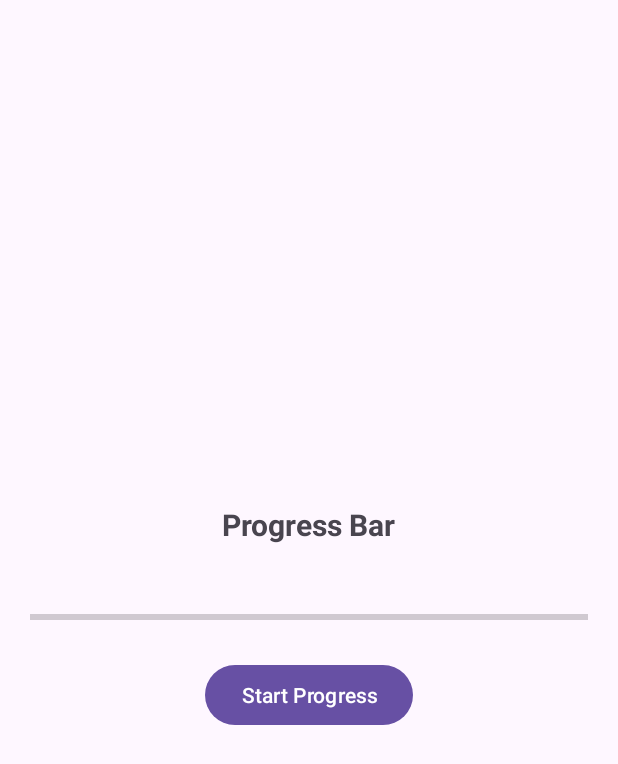
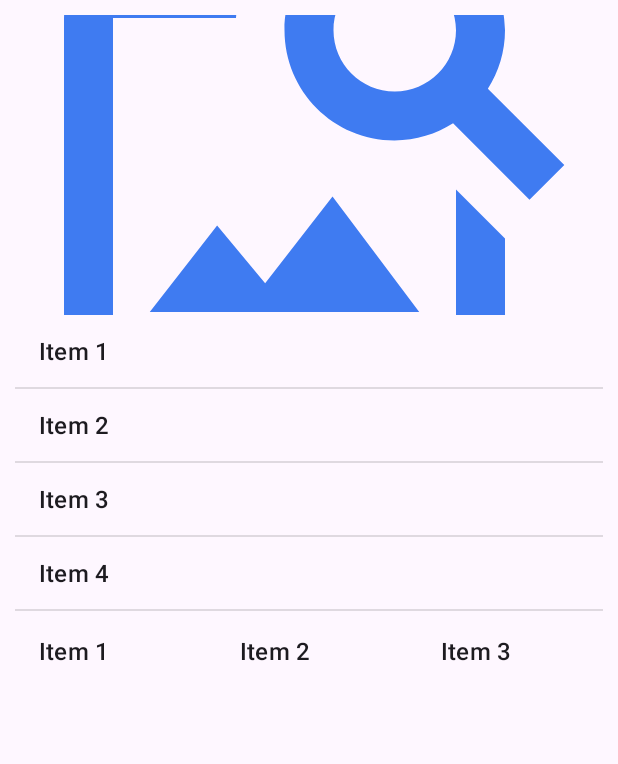
Before and after one commit to jackshakti/AndroidPractical, an Android app: the screen it shows after launch (ProgressBarClass before the commit, ListViewGridViewImageViewScrollView after it), on a phone screen of 412 x 824 dp. Shown: the top 764 px of the screen. Run offline under Robolectric (Android 15) with nearby library versions, the phone set to English and light mode, and no system bars.

```diff
--- a/app/src/main/java/com/android/practical/Checkbox.java
+++ b/app/src/main/java/com/android/practical/Checkbox.java
@@ -15,6 +15,7 @@ import androidx.core.view.WindowInsetsCompat;
 public class Checkbox extends AppCompatActivity {
 
     CheckBox checkBoxSports, checkBoxMusic, checkBoxMovies;
+
     Button btnSubmit;
 
     @Override
--- /dev/null
+++ b/app/src/main/java/com/android/practical/ListViewGridViewImageViewScrollView.java
@@ -0,0 +1,48 @@
+package com.android.practical;
+
+import android.os.Bundle;
+import android.widget.ArrayAdapter;
+import android.widget.GridView;
+import android.widget.ImageView;
+import android.widget.ListView;
+
+import androidx.activity.EdgeToEdge;
+import androidx.appcompat.app.AppCompatActivity;
+import androidx.core.graphics.Insets;
+import androidx.core.view.ViewCompat;
+import androidx.core.view.WindowInsetsCompat;
+
+import java.util.ArrayList;
+import java.util.List;
+
+public class ListViewGridViewImageViewScrollView extends AppCompatActivity {
+
+        private ListView listView;
+        private GridView gridView;
+        private ImageView imageView;
+
+        @Override
+        protected void onCreate(Bundle savedInstanceState) {
+            super.onCreate(savedInstanceState);
+            setContentView(R.layout.activity_list_view_grid_view_image_view_scroll_view);
+
+            // Initialize UI components
+            imageView = findViewById(R.id.imageView);
+            listView = findViewById(R.id.listView);
+            gridView = findViewById(R.id.gridView);
+
+            // Sample data
+            List<String> items = new ArrayList<>();
+            for (int i = 1; i <= 10; i++) {
+                items.add("Item " + i);
+            }
+
+            // Adapter for ListView
+            ArrayAdapter<String> listAdapter = new ArrayAdapter<>(this, android.R.layout.simple_list_item_1, items);
+            listView.setAdapter(listAdapter);
+
+            // Adapter for GridView
+            ArrayAdapter<String> gridAdapter = new ArrayAdapter<>(this, android.R.layout.simple_list_item_1, items);
+            gridView.setAdapter(gridAdapter);
+        }
+    }
--- /dev/null
+++ b/app/src/main/res/drawable/info_icon.xml
@@ -0,0 +1,5 @@
+<vector xmlns:android="http://schemas.android.com/apk/res/android" android:height="24dp" android:tint="#4F4F4F" android:viewportHeight="24" android:viewportWidth="24" android:width="24dp">
+
+    <path android:fillColor="@android:color/white" android:pathData="M12,22c1.1,0 2,-0.9 2,-2h-4c0,1.1 0.9,2 2,2zM18,16v-5c0,-3.07 -1.63,-5.64 -4.5,-6.32L13.5,4c0,-0.83 -0.67,-1.5 -1.5,-1.5s-1.5,0.67 -1.5,1.5v0.68C7.64,5.36 6,7.92 6,11v5l-2,2v1h16v-1l-2,-2zM16,17L8,17v-6c0,-2.48 1.51,-4.5 4,-4.5s4,2.02 4,4.5v6z"/>
+
+</vector>
--- /dev/null
+++ b/app/src/main/res/drawable/sample_image.xml
@@ -0,0 +1,5 @@
+<vector xmlns:android="http://schemas.android.com/apk/res/android" android:height="24dp" android:tint="#3F7BF1" android:viewportHeight="24" android:viewportWidth="24" android:width="24dp">
+
+    <path android:fillColor="@android:color/white" android:pathData="M18,13v7L4,20L4,6h5.02c0.05,-0.71 0.22,-1.38 0.48,-2L4,4c-1.1,0 -2,0.9 -2,2v14c0,1.1 0.9,2 2,2h14c1.1,0 2,-0.9 2,-2v-5l-2,-2zM16.5,18h-11l2.75,-3.53 1.96,2.36 2.75,-3.54zM19.3,8.89c0.44,-0.7 0.7,-1.51 0.7,-2.39C20,4.01 17.99,2 15.5,2S11,4.01 11,6.5s2.01,4.5 4.49,4.5c0.88,0 1.7,-0.26 2.39,-0.7L21,13.42 22.42,12 19.3,8.89zM15.5,9C14.12,9 13,7.88 13,6.5S14.12,4 15.5,4 18,5.12 18,6.5 16.88,9 15.5,9z"/>
+
+</vector>
--- /dev/null
+++ b/app/src/main/res/layout/activity_list_view_grid_view_image_view_scroll_view.xml
@@ -0,0 +1,38 @@
+<?xml version="1.0" encoding="utf-8"?>
+<ScrollView xmlns:android="http://schemas.android.com/apk/res/android"
+    android:layout_width="match_parent"
+    android:layout_height="match_parent">
+
+    <LinearLayout
+        android:layout_width="match_parent"
+        android:layout_height="wrap_content"
+        android:orientation="vertical"
+        android:padding="10dp">
+
+        <!-- ImageView -->
+        <ImageView
+            android:id="@+id/imageView"
+            android:layout_width="match_parent"
+            android:layout_height="200dp"
+            android:scaleType="centerCrop"
+            android:src="@drawable/sample_image" />
+
+        <!-- ListView -->
+        <ListView
+            android:id="@+id/listView"
+            android:layout_width="match_parent"
+            android:layout_height="200dp"
+            android:dividerHeight="1dp" />
+
+        <!-- GridView -->
+        <GridView
+            android:id="@+id/gridView"
+            android:layout_width="match_parent"
+            android:layout_height="wrap_content"
+            android:numColumns="3"
+            android:verticalSpacing="10dp"
+            android:horizontalSpacing="10dp"
+            android:stretchMode="columnWidth" />
+
+    </LinearLayout>
+</ScrollView>
--- a/app/src/main/res/layout/activity_progress_bar.xml
+++ b/app/src/main/res/layout/activity_progress_bar.xml
@@ -20,7 +20,8 @@
         android:layout_width="wrap_content"
         android:layout_height="wrap_content"
         style="?android:attr/progressBarStyleLarge"
-        android:visibility="gone"/>
+        android:visibility="gone"
+        />
 
     <!-- Determinate ProgressBar (progress updates) -->
     <ProgressBar
```
Also changed, not shown: app/src/main/AndroidManifest.xml (+30 -8 lines), app/src/main/res/drawable/toast_background.xml (added, +7 -0 lines), app/src/main/res/layout/activity_custom_toast_alert.xml (added, +14 -0 lines), app/src/main/res/layout/custom_toast.xml (added, +25 -0 lines).
